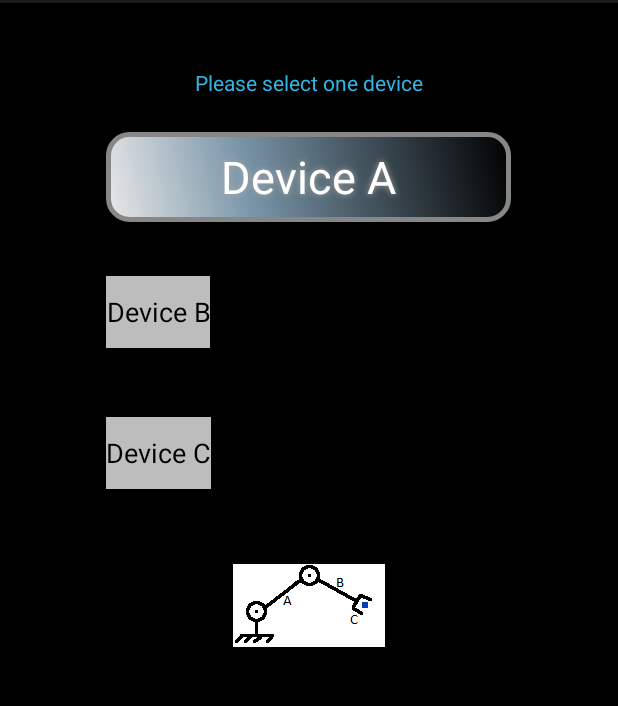
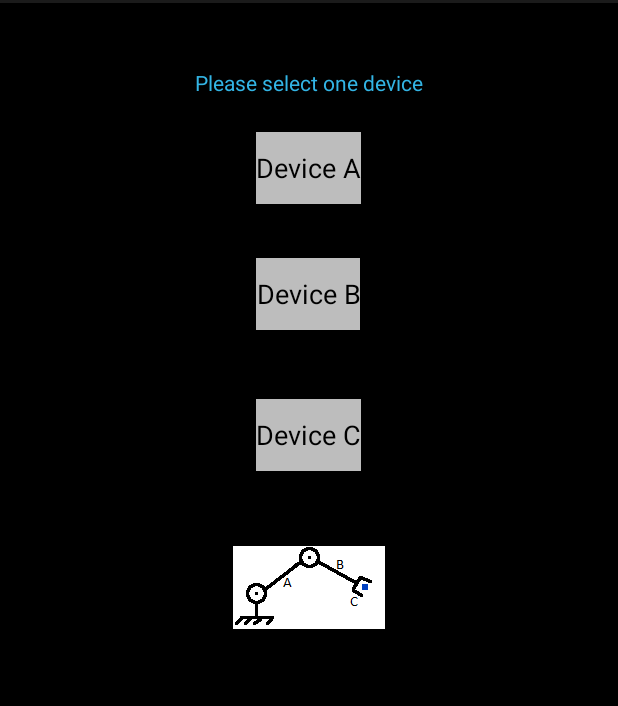
Before and after one commit to tamoxin/RobotControl, an Android app: the screen it shows after launch (MainActivity), on a phone screen of 412 x 824 dp, the part 69-775 px from its top. Run offline under Robolectric (Android 15) with nearby library versions, the phone set to English and light mode, and no system bars.

Commit message:
Revert 3978575..62b094a
This rolls back to commit 3978575302df5a60bd07cf8961cdc0ff5f558ac5.

```diff
--- a/app/src/main/res/drawable-hdpi/buttonshape.xml
+++ /dev/null
@@ -1,28 +0,0 @@
-<?xml version="1.0" encoding="utf-8"?>
-<shape xmlns:android="http://schemas.android.com/apk/res/android" android:shape="rectangle" >
-    <corners
-        android:radius="14dp"
-        />
-    <gradient
-        android:angle="45"
-        android:centerX="35%"
-        android:centerColor="#7995A8"
-        android:startColor="#E8E8E8"
-        android:endColor="#000000"
-        android:type="linear"
-        />
-    <padding
-        android:left="0dp"
-        android:top="0dp"
-        android:right="0dp"
-        android:bottom="0dp"
-        />
-    <size
-        android:width="270dp"
-        android:height="60dp"
-        />
-    <stroke
-        android:width="3dp"
-        android:color="#878787"
-        />
-</shape>
--- a/app/src/main/res/layout/activity_main.xml
+++ b/app/src/main/res/layout/activity_main.xml
@@ -7,20 +7,14 @@
     android:background="@android:color/background_dark">
 
     <Button
-        android:layout_width="270dp"
-        android:layout_height="60dp"
-        android:background="@drawable/buttonshape"
-        android:shadowColor="#A8A8A8"
-        android:shadowDx="0"
-        android:shadowDy="0"
-        android:shadowRadius="5"
+        android:layout_width="wrap_content"
+        android:layout_height="wrap_content"
         android:text="@string/device_A"
-        android:textColor="#FFFFFF"
-        android:textSize="30sp"
         android:id="@+id/buttonA"
         android:layout_marginTop="23dp"
         android:layout_below="@+id/textViewMain"
         android:layout_centerHorizontal="true"
+        android:background="#ffbdbdbd"
         android:onClick="whichDeviceIsSelected" />
 
     <Button
```
